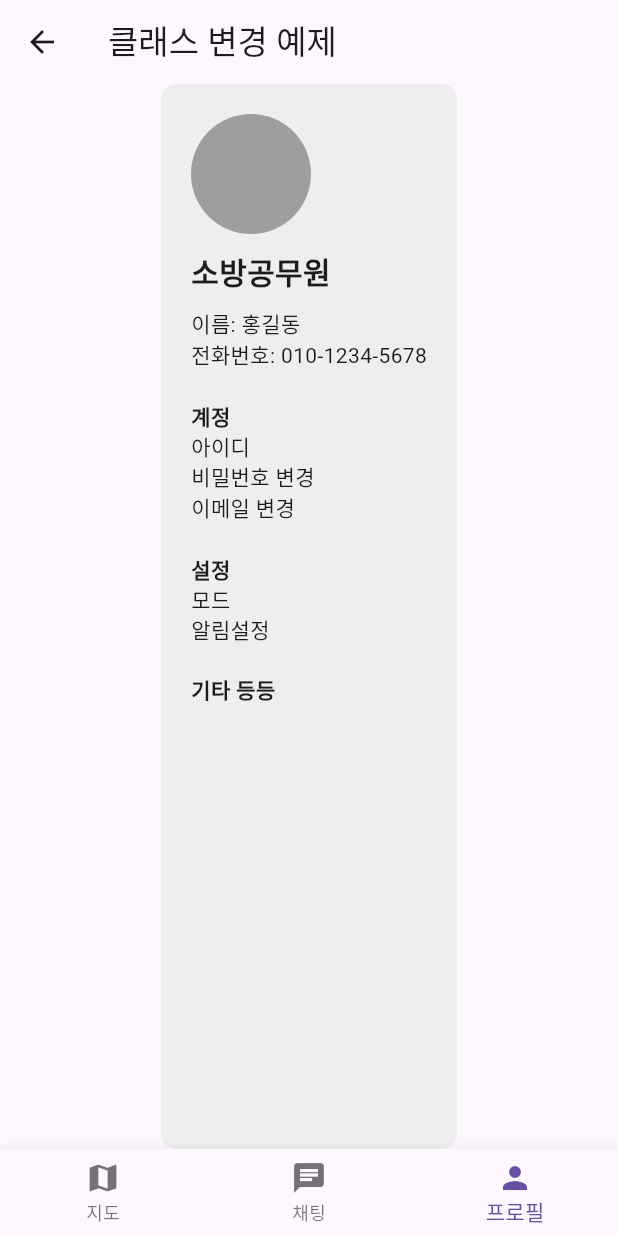
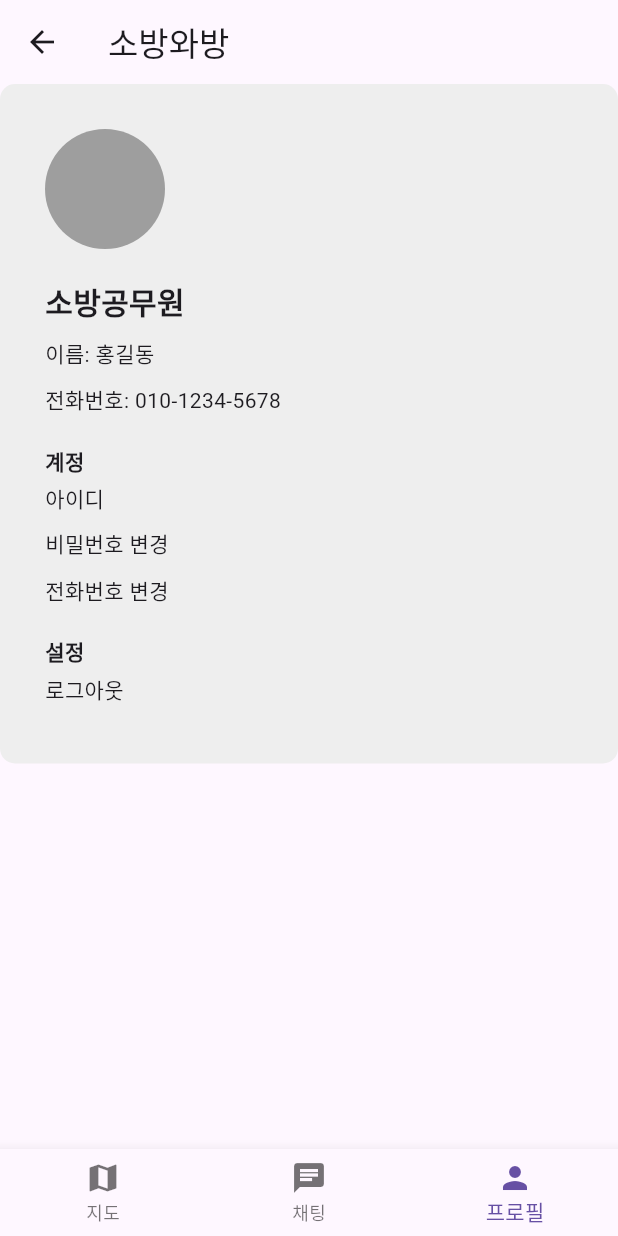
Before and after one commit to Hakhun-Do/Graduation_Project_Flutter, a Flutter app: the MainPage screen opened by its route, item 3 of the bottom bar chosen, on a phone screen of 412 x 824 dp. Run offline on Flutter 3.47's test engine with Material 3 defaults, Android fonts, the phone set to English and light mode, and no system bars; our stand-ins replace flutter_secure_storage; accounts and stored records are empty.

Commit message:
modified:   flutter_application/lib/mainpage.dart 	modified:   flutter_application/lib/mainpage_profile_group.dart

```diff
--- a/flutter_application/lib/mainpage.dart
+++ b/flutter_application/lib/mainpage.dart
@@ -36,9 +36,9 @@ class MainPageState extends State<MainPage> {
   Widget build(BuildContext context) {
     return Scaffold(
       appBar: AppBar(
-        title: Text('클래스 변경 예제'),
+        title: Text('소방와방'),
       ),
-      body: Center(
+      body: SingleChildScrollView(
         child: _classeWidgets[_currentIndex],
       ),
       bottomNavigationBar: BottomNavigationBar(
--- a/flutter_application/lib/mainpage_profile_group.dart
+++ b/flutter_application/lib/mainpage_profile_group.dart
@@ -10,7 +10,8 @@ class ProfileGroup extends StatelessWidget {
   @override
   Widget build(BuildContext context) {
     return Container(
-      padding: EdgeInsets.all(20),
+      alignment: Alignment.centerLeft, // 왼쪽 정렬
+      padding: EdgeInsets.all(30),
       decoration: BoxDecoration(
         color: Colors.grey[200],
         borderRadius: BorderRadius.circular(10),
@@ -22,25 +23,28 @@ class ProfileGroup extends StatelessWidget {
             radius: 40,
             backgroundColor: Colors.grey,
           ),
-          SizedBox(height: 10),
+          SizedBox(height: 20),
           Text(
             '소방공무원',
             style: TextStyle(fontSize: 20, fontWeight: FontWeight.bold),
           ),
           SizedBox(height: 10),
           Text('이름: $name'),
+          SizedBox(height: 10),
           Text('전화번호: $phoneNumber'),
           SizedBox(height: 20),
           Text('계정', style: TextStyle(fontWeight: FontWeight.bold)),
+          SizedBox(height: 5),
           Text('아이디'),
+          SizedBox(height: 10),
           Text('비밀번호 변경'),
-          Text('이메일 변경'),
+          SizedBox(height: 10),
+          Text('전화번호 변경'),
           SizedBox(height: 20),
           Text('설정', style: TextStyle(fontWeight: FontWeight.bold)),
-          Text('모드'),
-          Text('알림설정'),
-          SizedBox(height: 20),
-          Text('기타 등등', style: TextStyle(fontWeight: FontWeight.bold)),
+          SizedBox(height: 5),
+          Text('로그아웃'),
+          SizedBox(height: 10),
         ],
       ),
     );
```
